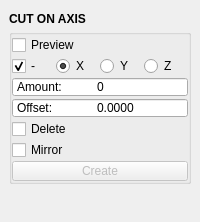
Before: the Qt Designer form mayatk/edit_utils/cut_on_axis.ui in m3trik/mayatk, drawn with Qt 5.
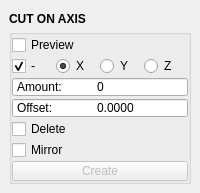
After: the same form once the commit is applied. Custom widgets are drawn as their Qt base class.

```diff
--- a/mayatk/edit_utils/cut_on_axis.ui
+++ b/mayatk/edit_utils/cut_on_axis.ui
@@ -7,7 +7,7 @@
     <x>0</x>
     <y>0</y>
     <width>200</width>
-    <height>222</height>
+    <height>185</height>
    </rect>
   </property>
   <property name="windowTitle">
```
Left out of the diff: 66 changed lines with no effect on the pictures.
